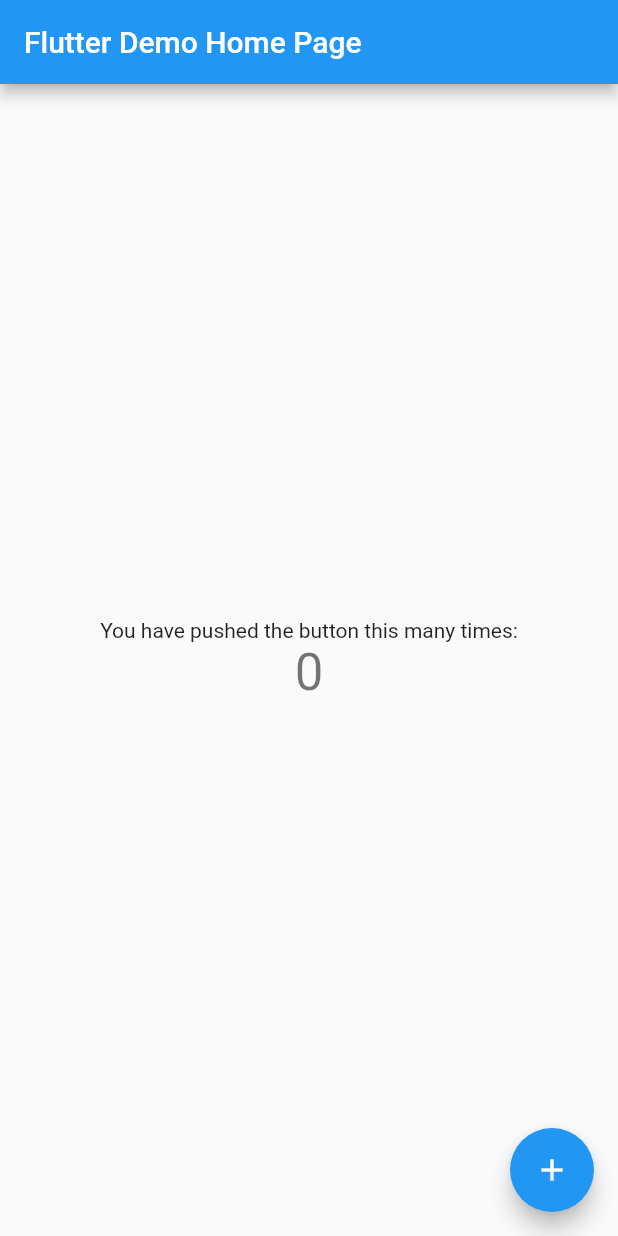
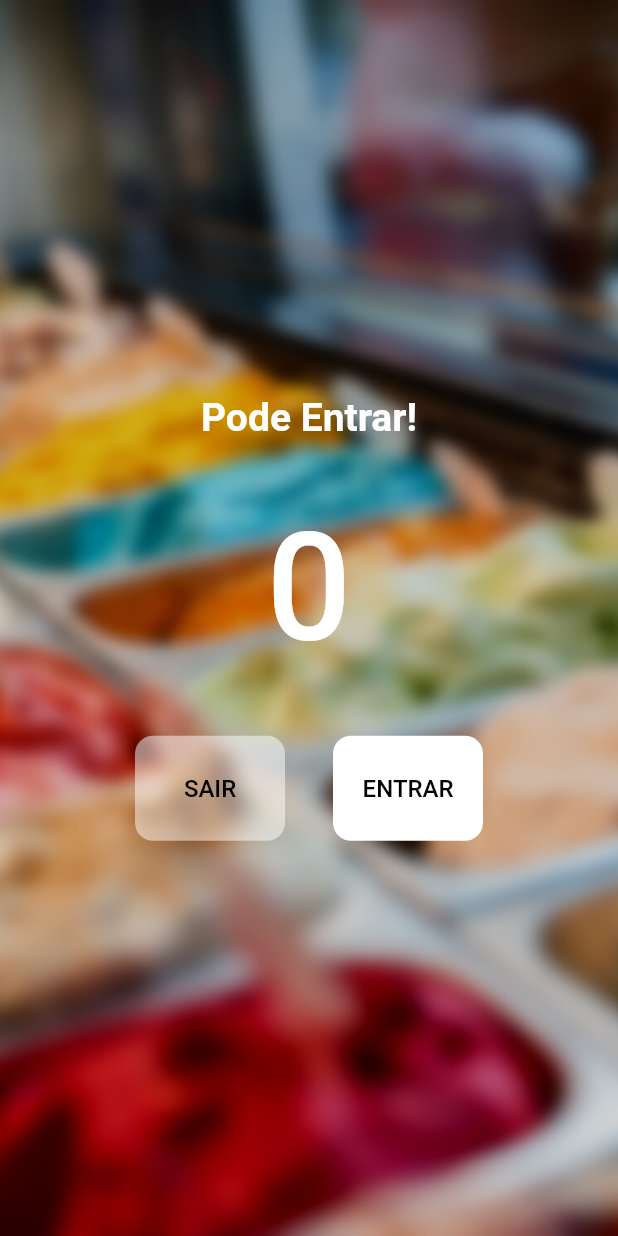
Before and after one commit to erick-ais/Portfolio, a Flutter app: the screen it shows after launch, on a phone screen of 412 x 824 dp. Run offline on Flutter 3.47's test engine with Material 2 defaults, Android fonts, the phone set to English and light mode, and no system bars.

Commit message:
Primeiro Aplicativo do Portfolio

```diff
--- a/Flutter/1_app_contador_pessoas/lib/main.dart
+++ b/Flutter/1_app_contador_pessoas/lib/main.dart
@@ -4,112 +4,123 @@
   runApp(const MyApp());
 }
 
+// WIDGET: Responsável pelas configurações do App
 class MyApp extends StatelessWidget {
   const MyApp({Key? key}) : super(key: key);
 
-  // This widget is the root of your application.
   @override
   Widget build(BuildContext context) {
     return MaterialApp(
-      title: 'Flutter Demo',
-      theme: ThemeData(
-        // This is the theme of your application.
-        //
-        // Try running your application with "flutter run". You'll see the
-        // application has a blue toolbar. Then, without quitting the app, try
-        // changing the primarySwatch below to Colors.green and then invoke
-        // "hot reload" (press "r" in the console where you ran "flutter run",
-        // or simply save your changes to "hot reload" in a Flutter IDE).
-        // Notice that the counter didn't reset back to zero; the application
-        // is not restarted.
-        primarySwatch: Colors.blue,
-      ),
-      home: const MyHomePage(title: 'Flutter Demo Home Page'),
+      debugShowCheckedModeBanner: false,
+      home: HomePage(),
     );
   }
 }
 
-class MyHomePage extends StatefulWidget {
-  const MyHomePage({Key? key, required this.title}) : super(key: key);
-
-  // This widget is the home page of your application. It is stateful, meaning
-  // that it has a State object (defined below) that contains fields that affect
-  // how it looks.
-
-  // This class is the configuration for the state. It holds the values (in this
-  // case the title) provided by the parent (in this case the App widget) and
-  // used by the build method of the State. Fields in a Widget subclass are
-  // always marked "final".
-
-  final String title;
+class HomePage extends StatefulWidget {
+  const HomePage({Key? key}) : super(key: key);
 
   @override
-  State<MyHomePage> createState() => _MyHomePageState();
+  _HomePageState createState() => _HomePageState();
 }
 
-class _MyHomePageState extends State<MyHomePage> {
-  int _counter = 0;
+class _HomePageState extends State<HomePage> {
+  int count = 0;
 
-  void _incrementCounter() {
+  void decrement() {
     setState(() {
-      // This call to setState tells the Flutter framework that something has
-      // changed in this State, which causes it to rerun the build method below
-      // so that the display can reflect the updated values. If we changed
-      // _counter without calling setState(), then the build method would not be
-      // called again, and so nothing would appear to happen.
-      _counter++;
+      count--;
     });
+    print(count);
   }
+
+  void increment() {
+    setState(() {
+      count++;
+    });
+    print(count);
+  }
+
+  bool get isEmpty => count == 0;
+  bool get isFull => count == 42;
 
   @override
   Widget build(BuildContext context) {
-    // This method is rerun every time setState is called, for instance as done
-    // by the _incrementCounter method above.
-    //
-    // The Flutter framework has been optimized to make rerunning build methods
-    // fast, so that you can just rebuild anything that needs updating rather
-    // than having to individually change instances of widgets.
+    // Chamar o build significa recriar toda tela com o número atualizado!
     return Scaffold(
-      appBar: AppBar(
-        // Here we take the value from the MyHomePage object that was created by
-        // the App.build method, and use it to set our appbar title.
-        title: Text(widget.title),
-      ),
-      body: Center(
-        // Center is a layout widget. It takes a single child and positions it
-        // in the middle of the parent.
+      backgroundColor: Colors.black,
+      body: Container(
+        decoration: const BoxDecoration(
+          image: DecorationImage(
+            image: AssetImage('assets/images/sorveteloja.png'),
+            fit: BoxFit.cover,
+          ),
+        ),
         child: Column(
-          // Column is also a layout widget. It takes a list of children and
-          // arranges them vertically. By default, it sizes itself to fit its
-          // children horizontally, and tries to be as tall as its parent.
-          //
-          // Invoke "debug painting" (press "p" in the console, choose the
-          // "Toggle Debug Paint" action from the Flutter Inspector in Android
-          // Studio, or the "Toggle Debug Paint" command in Visual Studio Code)
-          // to see the wireframe for each widget.
-          //
-          // Column has various properties to control how it sizes itself and
-          // how it positions its children. Here we use mainAxisAlignment to
-          // center the children vertically; the main axis here is the vertical
-          // axis because Columns are vertical (the cross axis would be
-          // horizontal).
           mainAxisAlignment: MainAxisAlignment.center,
-          children: <Widget>[
-            const Text(
-              'You have pushed the button this many times:',
+          children: [
+            Text(
+              isFull ? 'Lotado' : 'Pode Entrar!',
+              style: const TextStyle(
+                fontSize: 26,
+                color: Colors.white,
+                fontWeight: FontWeight.w700,
+              ),
             ),
-            Text(
-              '$_counter',
-              style: Theme.of(context).textTheme.headline4,
+            Padding(
+              padding: const EdgeInsets.all(40),
+              child: Text(
+                count.toString(),
+                style: TextStyle(
+                  fontSize: 100,
+                  color: isFull ? Colors.red : Colors.white,
+                  fontWeight: FontWeight.w500,
+                ),
+              ),
+            ),
+            Row(
+              mainAxisAlignment: MainAxisAlignment.center,
+              children: [
+                TextButton(
+                  onPressed: isEmpty ? null : decrement,
+                  style: TextButton.styleFrom(
+                    backgroundColor:
+                        isEmpty ? Colors.white.withOpacity(0.5) : Colors.white,
+                    fixedSize: const Size(100, 70),
+                    primary: Colors.black,
+                    shape: RoundedRectangleBorder(
+                      borderRadius: BorderRadius.circular(12),
+                    ),
+                  ),
+                  child: const Text(
+                    'SAIR',
+                    style: TextStyle(color: Colors.black, fontSize: 16),
+                  ),
+                ),
+                const SizedBox(
+                  width: 32,
+                ),
+                TextButton(
+                  onPressed: isFull ? null : increment,
+                  style: TextButton.styleFrom(
+                    backgroundColor:
+                        isFull ? Colors.white.withOpacity(0.5) : Colors.white,
+                    fixedSize: const Size(100, 70),
+                    primary: Colors.black,
+                    shape: RoundedRectangleBorder(
+                      borderRadius: BorderRadius.circular(12),
+                    ),
+                  ),
+                  child: const Text(
+                    'ENTRAR',
+                    style: TextStyle(color: Colors.black, fontSize: 16),
+                  ),
+                ),
+              ],
             ),
           ],
         ),
       ),
-      floatingActionButton: FloatingActionButton(
-        onPressed: _incrementCounter,
-        tooltip: 'Increment',
-        child: const Icon(Icons.add),
-      ), // This trailing comma makes auto-formatting nicer for build methods.
     );
   }
 }
--- a/Flutter/1_app_contador_pessoas/pubspec.yaml
+++ b/Flutter/1_app_contador_pessoas/pubspec.yaml
@@ -62,6 +62,9 @@
   #   - images/a_dot_burr.jpeg
   #   - images/a_dot_ham.jpeg
 
+  assets:
+    - assets/images/
+
   # An image asset can refer to one or more resolution-specific "variants", see
   # https://flutter.dev/assets-and-images/#resolution-aware.
 
```
Also changed, not shown: Flutter/1_app_contador_pessoas/assets/images/sorveteloja.png (added).
